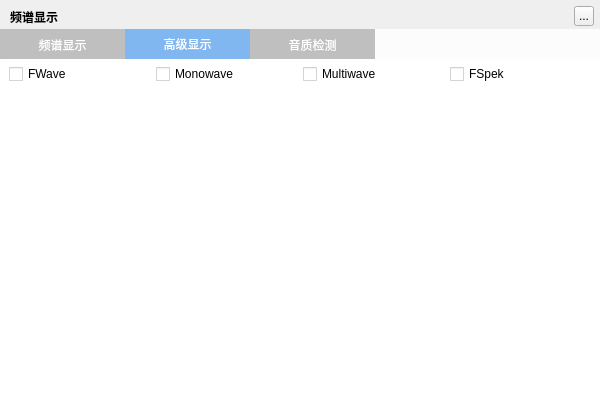
This is TTKCore/musicUiKits/musicToolsetsKits/musicspectrumwidget.ui in Greedysky/TTKMusicPlayer as Qt 5 draws it before an edit. The edited form follows.
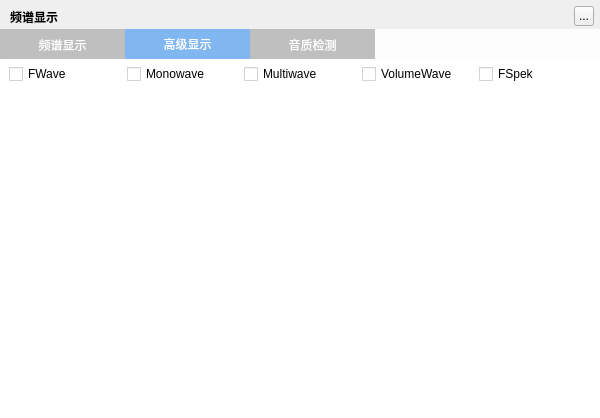
This is the edited form. The open tabs and pages were chosen to show the change.

Commit message: Add vulume spectrum[394855]

Diff of the .ui file:
```diff
--- a/TTKCore/musicUiKits/musicToolsetsKits/musicspectrumwidget.ui
+++ b/TTKCore/musicUiKits/musicToolsetsKits/musicspectrumwidget.ui
@@ -274,6 +274,13 @@
            </property>
           </widget>
          </item>
+         <item>
+          <widget class="QCheckBox" name="volumeWaveBox">
+           <property name="text">
+            <string>VolumeWave</string>
+           </property>
+          </widget>
+         </item>
          <item>
           <widget class="QCheckBox" name="fspekBox">
            <property name="text">
```
The commit also changes 1 other file.
